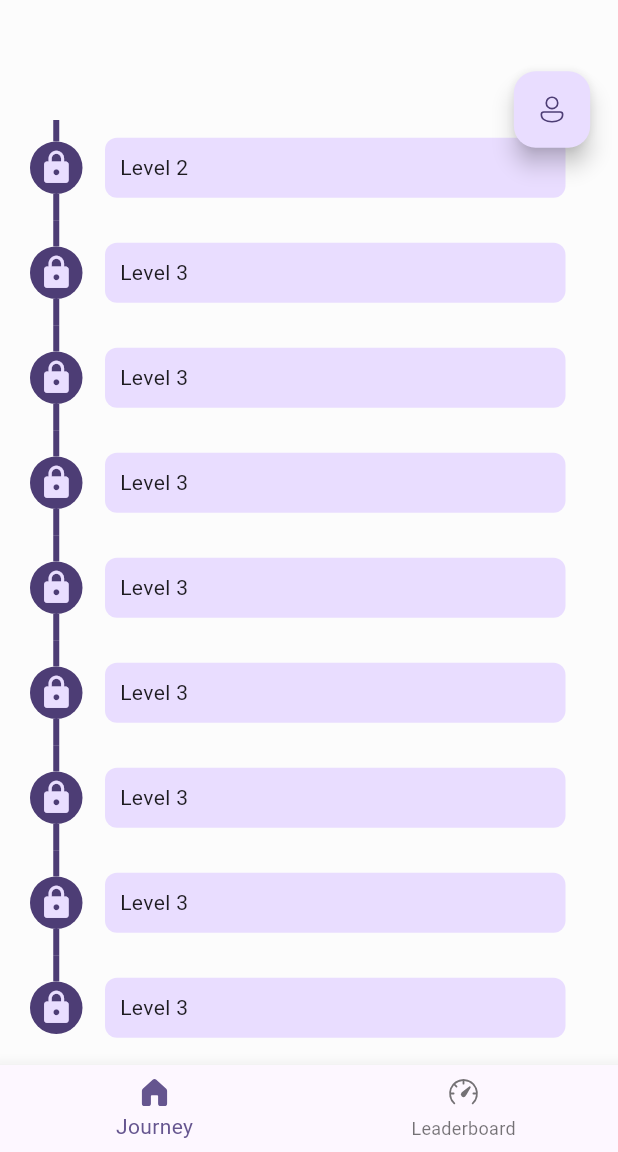
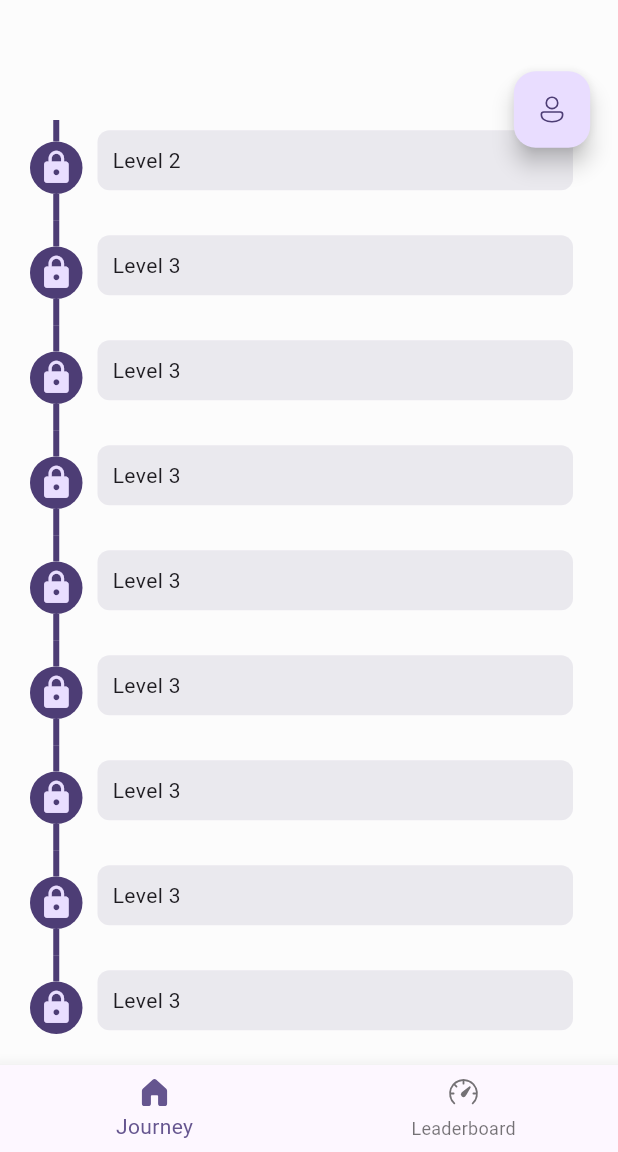
Before and after one commit to HaseebKahn365/maize_beta, a Flutter app: the screen it shows after launch, scrolled down 363 dp, on a phone screen of 412 x 824 dp, the part 84-1236 px from its top. Run offline on Flutter 3.47's test engine with Material 3 defaults, Android fonts, the light colour scheme and no system bars; drawn by our look-alikes of timeline_tile; our stand-ins replace country_picker, fluentui_system_icons, flutter_animate, sensors_plus; missing offline and left inert: flame, flame_audio, flame_tiled; network calls fail.

Commit message:
Update mytimeline_tile.dart

```diff
--- a/lib/TimelineComponents/mytimeline_tile.dart
+++ b/lib/TimelineComponents/mytimeline_tile.dart
@@ -33,6 +33,7 @@ class _MyTimelineTileState extends State<MyTimelineTile> {
         ),
       ),
       endChild: EventCard(
+        isPast: widget.isPast,
         child: widget.child,
       ),
     );
@@ -40,7 +41,8 @@ class _MyTimelineTileState extends State<MyTimelineTile> {
 }
 
 class EventCard extends StatefulWidget {
-  EventCard({super.key, required this.child});
+  final bool isPast;
+  EventCard({super.key, required this.isPast, required this.child});
   final Widget child;
 
   @override
@@ -51,10 +53,10 @@ class _EventCardState extends State<EventCard> {
   @override
   Widget build(BuildContext context) {
     return Container(
-        margin: const EdgeInsets.all(15),
+        margin: const EdgeInsets.fromLTRB(10, 10, 10, 20),
         padding: const EdgeInsets.fromLTRB(10, 10, 0, 10),
         decoration: BoxDecoration(
-          color: Theme.of(context).colorScheme.primaryContainer,
+          color: (widget.isPast) ? Theme.of(context).colorScheme.primaryContainer : Theme.of(context).colorScheme.onPrimaryContainer.withOpacity(0.1),
           borderRadius: BorderRadius.circular(8),
         ),
         child: widget.child);
```
